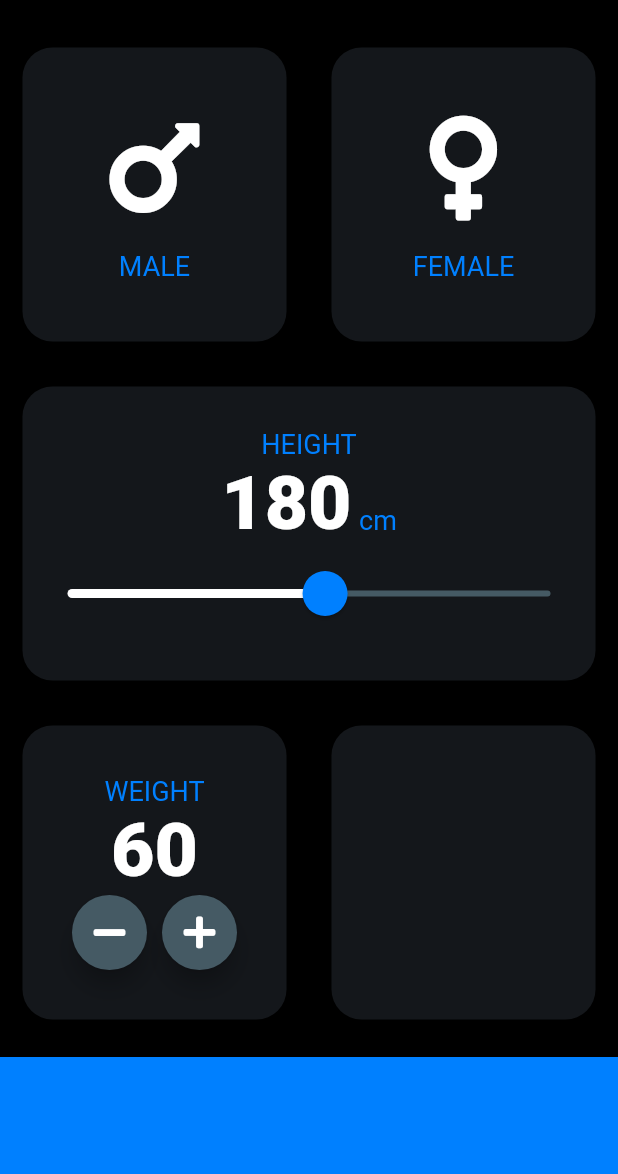
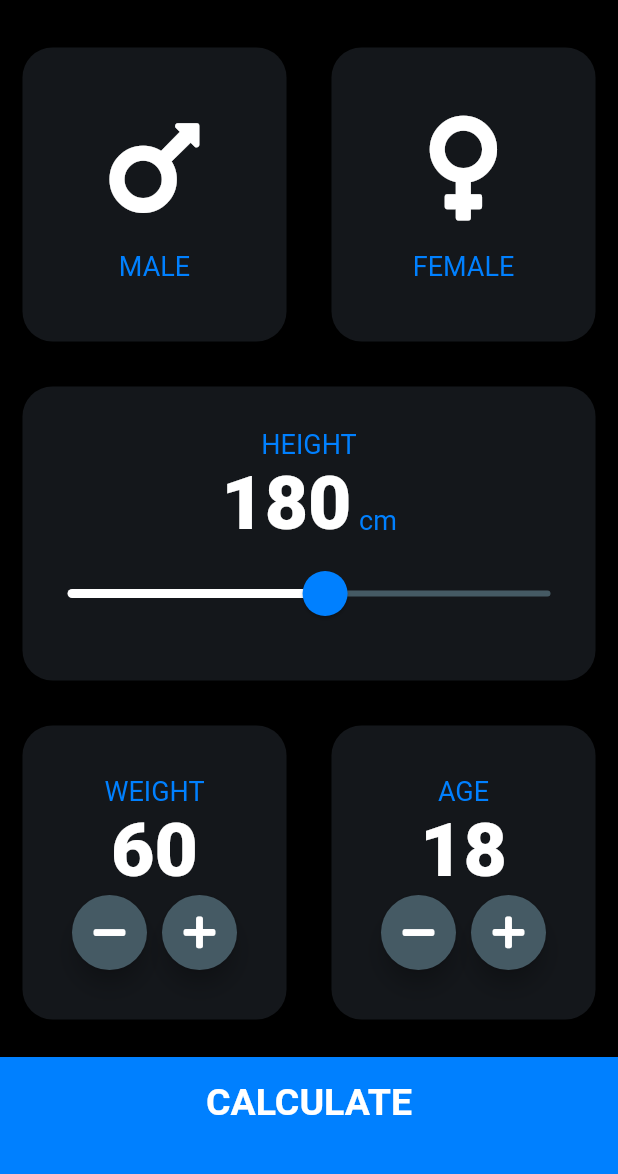
Before and after one commit to Himanshu93/bmi_calculator, a Flutter app: the screen it shows after launch, on a phone screen of 412 x 824 dp, the part 59-1233 px from its top. Run offline on Flutter 3.47's test engine with Material 2 defaults, Android fonts, the phone set to English and light mode, and no system bars; our stand-ins replace font_awesome_flutter.

Commit message:
updated UI

```diff
--- /dev/null
+++ b/lib/components/bottom_button.dart
@@ -0,0 +1,28 @@
+import 'package:flutter/material.dart';
+import 'package:bmi_calculator/constants.dart';
+
+
+class BottomButton extends StatelessWidget {
+
+  final String buttonTitle;
+  final Function onTap;
+
+  BottomButton({@required this.buttonTitle, @required this.onTap});
+
+  @override
+  Widget build(BuildContext context) {
+    return GestureDetector(
+      onTap: this.onTap,
+      child: Container(
+        color: kBottomContainerColor,
+        margin: EdgeInsets.only(top: 10),
+        height: kBottomContainerHeight,
+        width: double.infinity,
+        padding: EdgeInsets.only(bottom: 20),
+        child: Center(
+          child: Text(buttonTitle, style: kBottomContainerTextStyle),
+        ),
+      ),
+    );
+  }
+}
--- a/lib/icon_content.dart
+++ b/lib/components/icon_content.dart
@@ -1,6 +1,6 @@
 import 'package:flutter/material.dart';
 
-import 'constants.dart';
+import 'package:bmi_calculator/constants.dart';
 
 class IconContent extends StatelessWidget {
   final String gender;
--- /dev/null
+++ b/lib/components/round_icon_button.dart
@@ -0,0 +1,21 @@
+import 'package:flutter/material.dart';
+import 'package:bmi_calculator/constants.dart';
+
+class RoundIconButton extends StatelessWidget {
+  final IconData childIconData;
+  final Function onPressed;
+
+  RoundIconButton({@required this.childIconData, @required this.onPressed});
+
+  @override
+  Widget build(BuildContext context) {
+    return RawMaterialButton(
+      onPressed: this.onPressed,
+      child: Icon(this.childIconData),
+      elevation: 6.0,
+      shape: CircleBorder(),
+      fillColor: kMaterialButtonColor,
+      constraints: BoxConstraints.tightFor(width: 50.0, height: 50.0),
+    );
+  }
+}
--- a/lib/constants.dart
+++ b/lib/constants.dart
@@ -8,5 +8,12 @@ const Color kAccentColor = Color(0xFF0080ff);
 const Color kInactiveSliderColor = Color(0xFF455A64);
 const Color kMaterialButtonColor = Color(0xFF455A64);
 
-const TextStyle kLabelTextStyle = TextStyle(fontSize: 18.0, color: Color(0xFF0080ff));
-const TextStyle kNumberTextStyle = TextStyle(fontSize: 50, fontWeight: FontWeight.w900);
+const TextStyle kLabelTextStyle =
+    TextStyle(fontSize: 18.0, color: Color(0xFF0080ff));
+const TextStyle kNumberTextStyle =
+    TextStyle(fontSize: 50, fontWeight: FontWeight.w900);
+const TextStyle kBottomContainerTextStyle = TextStyle(
+  fontSize: 25,
+  fontWeight: FontWeight.bold,
+);
+const TextStyle kBodyTextStyle = TextStyle(fontSize: 22);
--- a/lib/main.dart
+++ b/lib/main.dart
@@ -1,6 +1,8 @@
 import 'package:bmi_calculator/constants.dart';
+import 'package:flutter/cupertino.dart';
 import 'package:flutter/material.dart';
-import 'package:bmi_calculator/input_page.dart';
+import 'package:bmi_calculator/pages/input_page.dart';
+import 'package:bmi_calculator/pages/result_page.dart';
 
 void main() => runApp(BMICalculator());
 
@@ -19,7 +21,11 @@ class BMICalculator extends StatelessWidget {
           inactiveTrackColor: kInactiveSliderColor,
         )
       ),
-      home: InputPage(),
+      initialRoute: '/',
+      routes: {
+        '/': (context) => InputPage(),
+        '/result': (context) => ResultPage(),
+      },
     );
   }
 }
--- a/lib/input_page.dart
+++ b/lib/pages/input_page.dart
@@ -1,12 +1,13 @@
+import 'package:bmi_calculator/components/bottom_button.dart';
 import 'package:flutter/material.dart';
 import 'package:font_awesome_flutter/font_awesome_flutter.dart';
 
-import 'package:bmi_calculator/reusable_card.dart';
-import 'constants.dart';
-import 'icon_content.dart';
+import 'package:bmi_calculator/components/reusable_card.dart';
+import 'package:bmi_calculator/constants.dart';
+import 'package:bmi_calculator/components/icon_content.dart';
+import 'package:bmi_calculator/components/round_icon_button.dart';
 
 enum Gender { male, female }
-enum CalcType { plus, minus }
 
 class InputPage extends StatefulWidget {
   @override
@@ -17,6 +18,7 @@ class _InputPageState extends State<InputPage> {
   Gender genderSelector;
   int height = 180;
   int weight = 60;
+  int age = 18;
 
   @override
   Widget build(BuildContext context) {
@@ -125,22 +127,22 @@ class _InputPageState extends State<InputPage> {
                           children: [
                             RoundIconButton(
                               childIconData: FontAwesomeIcons.minus,
-                              calcWeight: (){
+                              onPressed: () {
                                 setState(() {
                                   this.weight--;
                                 });
-                              } ,
+                              },
                             ),
                             SizedBox(
                               width: 10,
                             ),
                             RoundIconButton(
                               childIconData: FontAwesomeIcons.plus,
-                              calcWeight: (){
+                              onPressed: () {
                                 setState(() {
                                   this.weight++;
                                 });
-                              } ,
+                              },
                             ),
                           ],
                         ),
@@ -149,38 +151,58 @@ class _InputPageState extends State<InputPage> {
                   ),
                 ),
                 Expanded(
-                  child: ReusableCard(colour: kInactiveCardColor),
+                  child: ReusableCard(
+                    colour: kInactiveCardColor,
+                    cardChild: Column(
+                      mainAxisAlignment: MainAxisAlignment.center,
+                      children: [
+                        Text(
+                          'AGE',
+                          style: kLabelTextStyle,
+                        ),
+                        Text(
+                          age.toString(),
+                          style: kNumberTextStyle,
+                        ),
+                        Row(
+                          mainAxisAlignment: MainAxisAlignment.center,
+                          children: [
+                            RoundIconButton(
+                              childIconData: FontAwesomeIcons.minus,
+                              onPressed: () {
+                                setState(() {
+                                  this.age--;
+                                });
+                              },
+                            ),
+                            SizedBox(
+                              width: 10,
+                            ),
+                            RoundIconButton(
+                              childIconData: FontAwesomeIcons.plus,
+                              onPressed: () {
+                                setState(() {
+                                  this.age++;
+                                });
+                              },
+                            ),
+                          ],
+                        ),
+                      ],
+                    ),
+                  ),
                 ),
               ],
             ),
           ),
-          Container(
-            color: kBottomContainerColor,
-            margin: EdgeInsets.only(top: 10),
-            height: kBottomContainerHeight,
-            width: double.infinity,
+          BottomButton(
+            buttonTitle: 'CALCULATE',
+            onTap: () {
+              Navigator.pushNamed(context, '/result');
+            },
           )
         ],
       ),
     );
   }
 }
-
-class RoundIconButton extends StatelessWidget {
-  final IconData childIconData;
-  final Function calcWeight;
-
-  RoundIconButton({this.childIconData, this.calcWeight});
-
-  @override
-  Widget build(BuildContext context) {
-    return RawMaterialButton(
-      onPressed: this.calcWeight,
-      child: Icon(this.childIconData),
-      elevation: 6.0,
-      shape: CircleBorder(),
-      fillColor: kMaterialButtonColor,
-      constraints: BoxConstraints.tightFor(width: 50.0, height: 50.0),
-    );
-  }
-}
```
Also changed, not shown: lib/pages/result_page.dart (added, +60 -0 lines), lib/components/reusable_card.dart (renamed from lib/reusable_card.dart).
